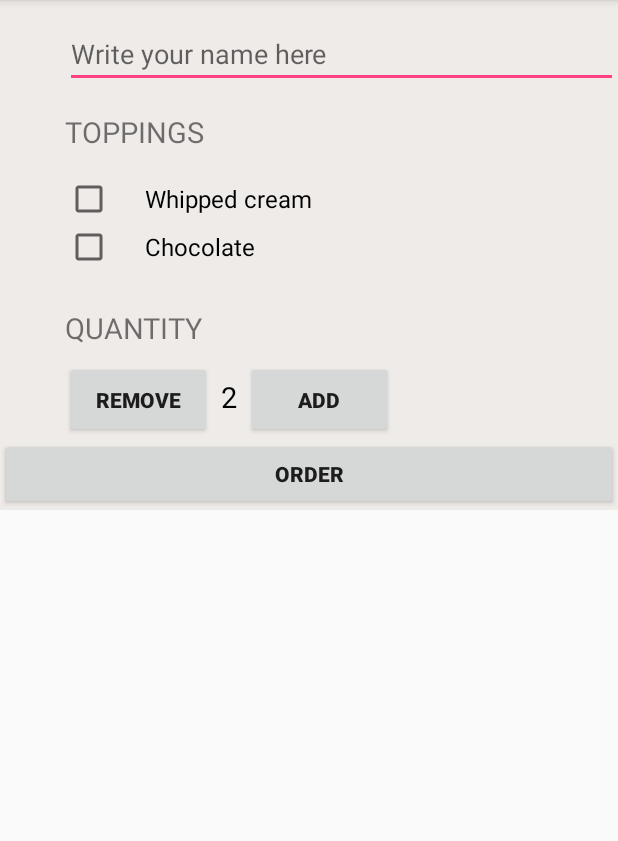
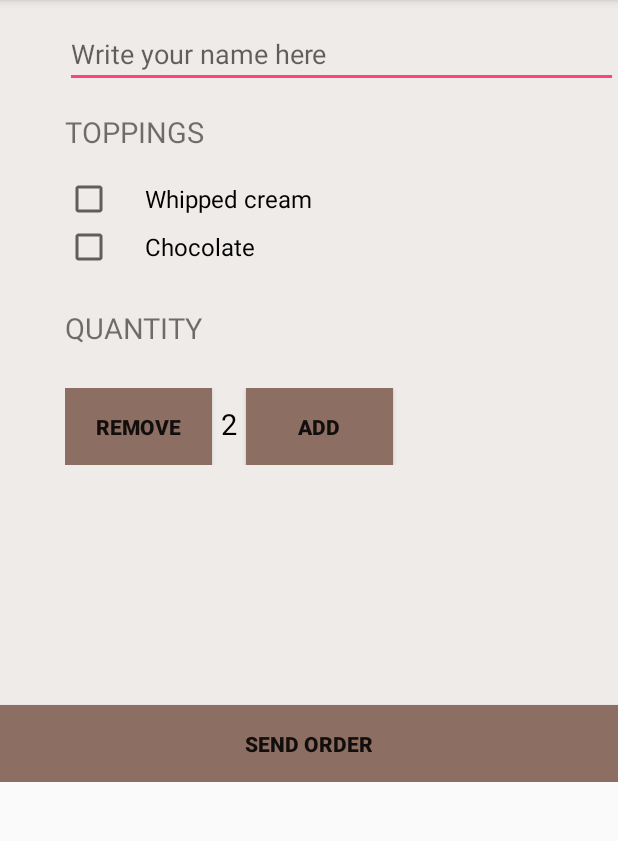
Before and after one commit to mkabdullahi/AndroidCoffeeOrder, an Android app: the screen it shows after launch (MainActivity), on a phone screen of 412 x 824 dp, the part 84-925 px from its top. Run offline under Robolectric (Android 15) with nearby library versions, the phone set to English and light mode, and no system bars.

Commit message:
Version 1.2 relesase date 19/Jan/2017

```diff
--- a/app/src/main/res/layout/activity_flash_screen.xml
+++ b/app/src/main/res/layout/activity_flash_screen.xml
@@ -10,7 +10,7 @@
     <ImageView
         android:layout_width="match_parent"
         android:layout_height="match_parent"
-        android:src="@drawable/ic_coffee"
+        android:src="@drawable/icon_cafe"
         android:scaleType="center" />
 
 </RelativeLayout>
--- a/app/src/main/res/layout/activity_main.xml
+++ b/app/src/main/res/layout/activity_main.xml
@@ -8,24 +8,21 @@
 
     <LinearLayout
         android:id="@+id/activity_main"
-        android:layout_width="match_parent"
-        android:layout_height="wrap_content"
+        style="@style/Layout"
         android:background="#EFEBE9"
         android:orientation="vertical"
         android:scrollbars="vertical"
         tools:context="com.habibu.zaki.justjava.MainActivity">
 
         <LinearLayout
-            android:layout_width="match_parent"
-            android:layout_height="wrap_content"
+            style="@style/Layout"
             android:layout_marginTop="13dp"
             android:orientation="vertical"
             android:paddingLeft="43dp">
 
             <EditText
                 android:id="@+id/order_name_field"
-                android:layout_width="match_parent"
-                android:layout_height="wrap_content"
+                style="@style/Layout"
                 android:hint="Write your name here"
                 android:inputType="textCapWords"
 
@@ -58,8 +55,7 @@
         </LinearLayout>
 
         <LinearLayout
-            android:layout_width="match_parent"
-            android:layout_height="wrap_content"
+            style="@style/Layout"
             android:layout_marginTop="13dp"
             android:orientation="vertical"
             android:paddingLeft="43dp">
@@ -67,7 +63,7 @@
             <TextView
                 android:layout_width="wrap_content"
                 android:layout_height="wrap_content"
-                android:layout_marginBottom="9dp"
+                android:layout_marginBottom="27dp"
                 android:layout_marginTop="11dp"
                 android:text="Quantity"
                 android:textAllCaps="true"
@@ -75,8 +71,7 @@
         </LinearLayout>
 
         <LinearLayout
-            android:layout_width="match_parent"
-            android:layout_height="wrap_content"
+            style="@style/Layout"
             android:orientation="horizontal"
             android:paddingLeft="43dp">
 
@@ -84,6 +79,7 @@
             <Button
                 android:layout_width="98dp"
                 android:layout_height="51dp"
+                android:background="#8D6E63"
                 android:onClick="decrement"
                 android:text="Remove"
                 android:textStyle="bold"/>
@@ -102,17 +98,19 @@
             <Button
                 android:layout_width="98dp"
                 android:layout_height="51dp"
+                android:background="#8D6E63"
                 android:onClick="increment"
                 android:text="Add"
                 android:textStyle="bold"/>
         </LinearLayout>
 
-
         <Button
-            android:layout_width="match_parent"
-            android:layout_height="wrap_content"
+            style="@style/Layout"
+            android:layout_marginTop="160dp"
+            android:background="#8D6E63"
             android:onClick="submitOrder"
-            android:text="Order"
+            android:padding="16dp"
+            android:text="Send Order"
             android:textStyle="bold"/>
 
 
--- a/app/src/main/res/values/styles.xml
+++ b/app/src/main/res/values/styles.xml
@@ -7,5 +7,9 @@
         <item name="colorPrimaryDark">@color/colorPrimaryDark</item>
         <item name="colorAccent">@color/colorAccent</item>
     </style>
+    <style name="Layout">
+        <item name="android:layout_width">match_parent</item>
+        <item name="android:layout_height">wrap_content</item>
+    </style>
 
 </resources>
```
Also changed, not shown: app/src/main/res/drawable/icon_cafe.png (added).
